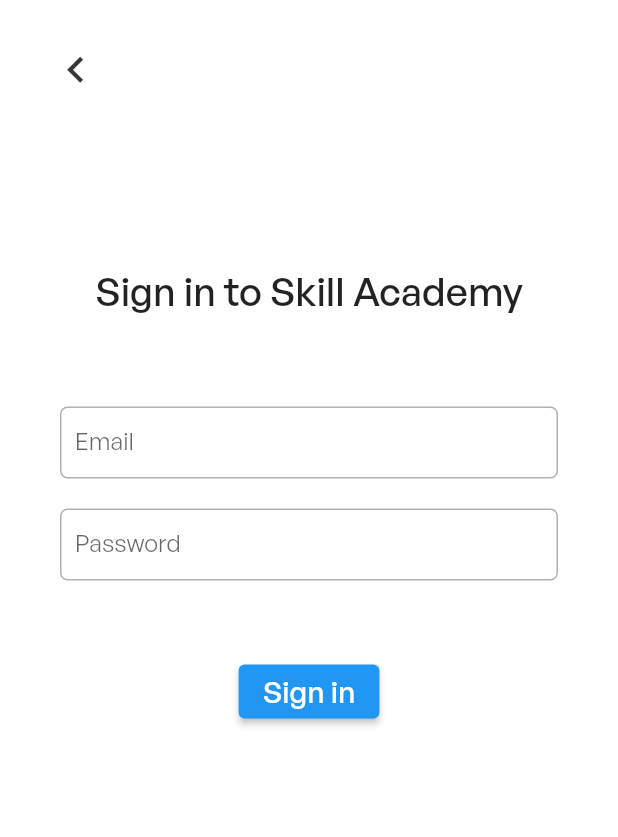
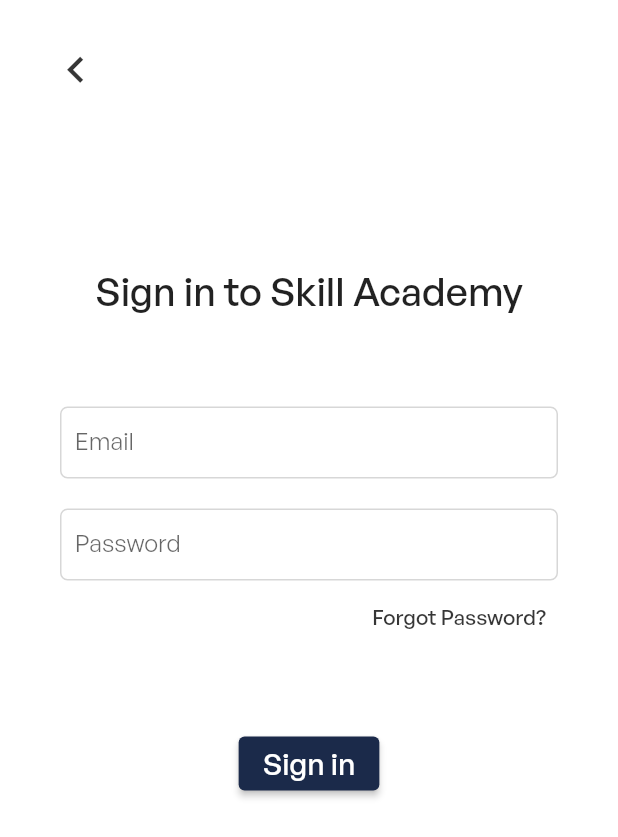
Before and after one commit to realstoman/flutter_login_register_ui, a Flutter app: the screen it shows after launch, after a tap on "Sign in", on a phone screen of 412 x 824 dp. Shown: the top 837 px of the screen. Run offline on Flutter 3.47's test engine with Material 2 defaults, Android fonts, the phone set to English and light mode, and no system bars.

Commit message:
Add forgot password shit

```diff
--- a/lib/screens/login_screen.dart
+++ b/lib/screens/login_screen.dart
@@ -28,13 +28,13 @@
         focusedBorder: OutlineInputBorder(
           borderRadius: BorderRadius.circular(5.0),
           borderSide: const BorderSide(
-            color: Color.fromARGB(255, 8, 61, 104),
+            color: Color.fromARGB(255, 27, 42, 74),
           ),
         ),
         enabledBorder: OutlineInputBorder(
           borderRadius: BorderRadius.circular(5.0),
           borderSide: const BorderSide(
-            color: Color.fromARGB(255, 177, 177, 177),
+            color: Color.fromARGB(131, 177, 177, 177),
             width: 1.0,
           ),
         ),
@@ -53,13 +53,13 @@
         focusedBorder: OutlineInputBorder(
           borderRadius: BorderRadius.circular(5.0),
           borderSide: const BorderSide(
-            color: Color.fromARGB(255, 8, 61, 104),
+            color: Color.fromARGB(255, 27, 42, 74),
           ),
         ),
         enabledBorder: OutlineInputBorder(
           borderRadius: BorderRadius.circular(5.0),
           borderSide: const BorderSide(
-            color: Color.fromARGB(255, 177, 177, 177),
+            color: Color.fromARGB(131, 177, 177, 177),
             width: 1.0,
           ),
         ),
@@ -70,6 +70,7 @@
   @override
   Widget build(BuildContext context) {
     final ButtonStyle btnStyle = ElevatedButton.styleFrom(
+        primary: const Color.fromARGB(255, 27, 42, 74),
         textStyle: const TextStyle(
             fontSize: 20,
             fontFamily: 'GeneralSans',
@@ -131,6 +132,16 @@
                           _buildEmailField(),
                           const SizedBox(height: 20.0),
                           _buildPasswordField(),
+                          Container(
+                            alignment: Alignment.centerRight,
+                            child: TextButton(
+                              onPressed: () => print('forgot pass'),
+                              // contentPadding: EdgeInsets.only(right: 0.0),
+                              child: const Text('Forgot Password?',
+                                  style: TextStyle(
+                                      color: Color.fromARGB(221, 23, 23, 23))),
+                            ),
+                          ),
                           const SizedBox(height: 50.0),
                           ElevatedButton(
                             style: btnStyle,
```
